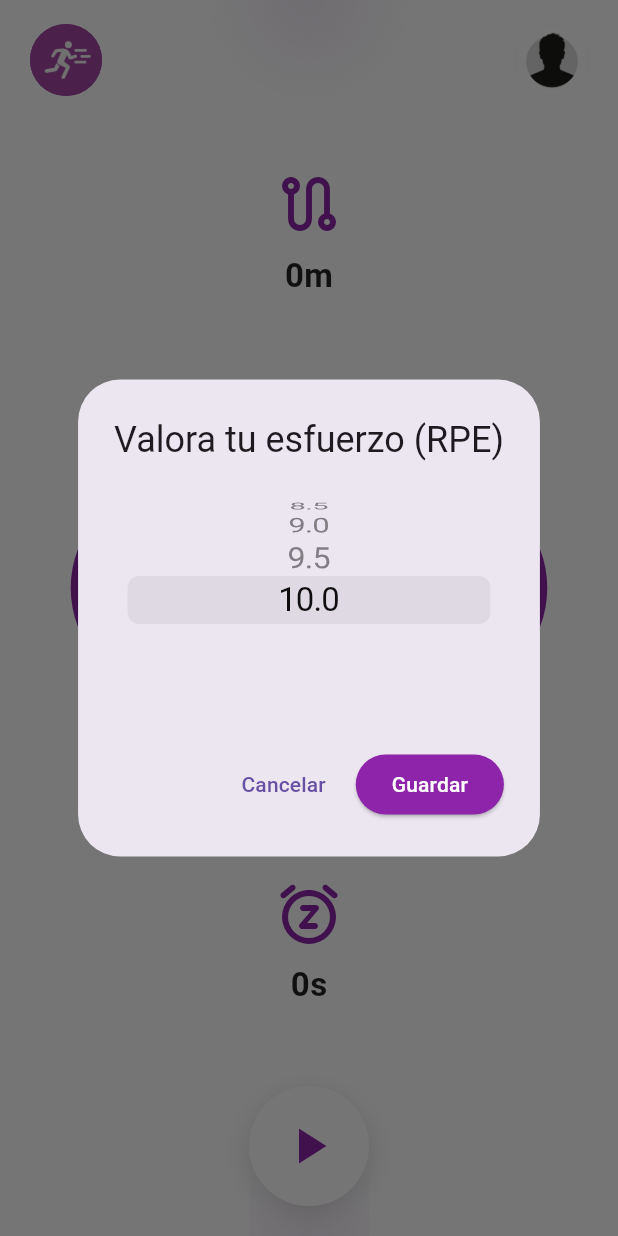
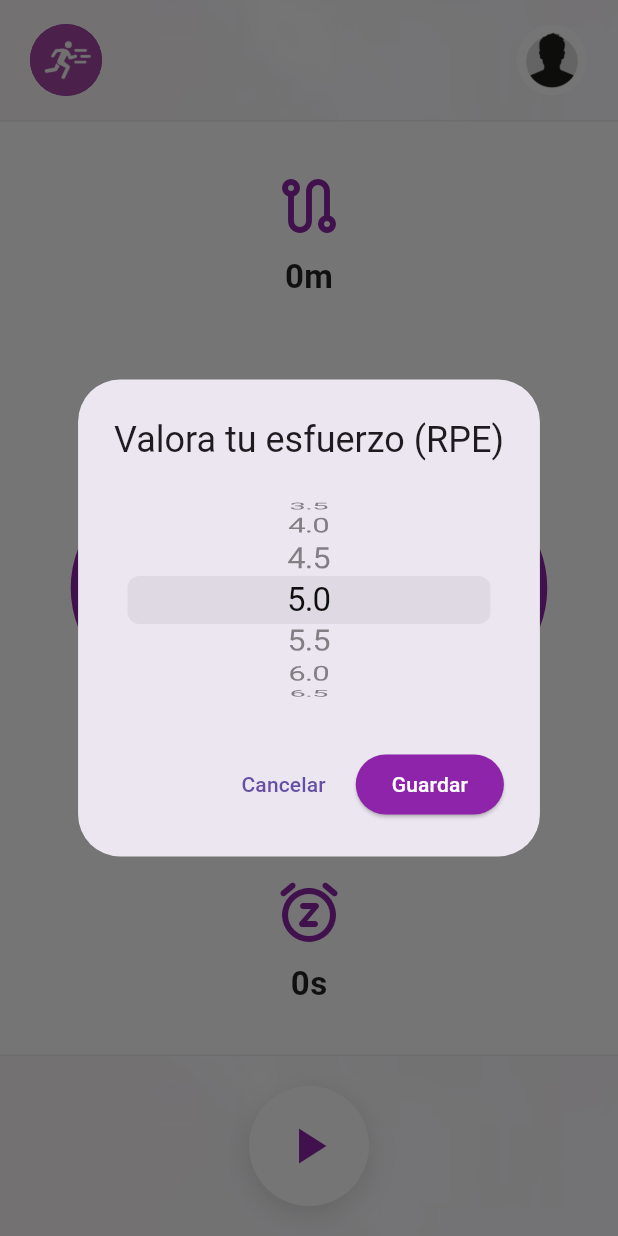
Before and after one commit to mariomenvel/running-laps, a Flutter app: the TrainingSessionView screen opened directly with empty values, after a tap on the "pause" icon, on a phone screen of 412 x 824 dp. Run offline on Flutter 3.47's test engine with Material 3 defaults, Android fonts, the phone set to English and light mode, and no system bars; our stand-ins replace cloud_firestore, firebase_auth, firebase_core; accounts and stored records are empty.

Commit message:
Cambios estéticos

```diff
--- a/lib/features/auth/views/auth_page.dart
+++ b/lib/features/auth/views/auth_page.dart
@@ -32,11 +32,29 @@ class _AuthPageState extends State<AuthPage> {
   // ===================================================================
 
   void _showError(Object e) {
-    final msg = e.toString();
+    final msg = _extractErrorMessage(e);
     if (!mounted) return;
     ScaffoldMessenger.of(
       context,
     ).showSnackBar(SnackBar(content: Text(msg), backgroundColor: Colors.red));
+  }
+
+  String _extractErrorMessage(Object e) {
+    // Si ya es un string, devolver tal cual
+    if (e is String) return e;
+
+    final s = e.toString();
+
+    // Intentar extraer el texto después de un prefijo tipo "Exception: " o "Error: "
+    final regex = RegExp(r'^(?:.*?:\s*)(.*)$');
+    final match = regex.firstMatch(s);
+    if (match != null && match.groupCount >= 1) {
+      final extracted = match.group(1);
+      if (extracted != null && extracted.isNotEmpty) return extracted;
+    }
+
+    // Si no se pudo extraer, devolver el toString() original
+    return s;
   }
 
   Future<void> _signIn() async {
@@ -46,9 +64,9 @@ class _AuthPageState extends State<AuthPage> {
       if (!mounted) return;
 
       // 1. Muestra la SnackBar PRIMERO
-      ScaffoldMessenger.of(context).showSnackBar(
-        const SnackBar(content: Text('Sesión iniciada')),
-      );
+      ScaffoldMessenger.of(
+        context,
+      ).showSnackBar(const SnackBar(content: Text('Sesión iniciada')));
 
       // 2. Navega a la nueva pantalla DESPUÉS
       Navigator.of(context).pushAndRemoveUntil(
@@ -69,9 +87,11 @@ class _AuthPageState extends State<AuthPage> {
       await _authCtrl.signUp();
       if (!mounted) return;
 
-      ScaffoldMessenger.of(
-        context,
-      ).showSnackBar(const SnackBar(content: Text('Cuenta creada con éxito. Inicia sesión.')));
+      ScaffoldMessenger.of(context).showSnackBar(
+        const SnackBar(
+          content: Text('Cuenta creada con éxito. Inicia sesión.'),
+        ),
+      );
 
       // No es necesario llamar a _toggleView() aquí, el Controller ya lo hace.
     } catch (e) {
@@ -116,23 +136,12 @@ class _AuthPageState extends State<AuthPage> {
           keyboardType: hintText.contains('Correo')
               ? TextInputType.emailAddress
               : TextInputType.text,
-          style: const TextStyle(
-            color: Colors.black,
-            fontSize: 16,
-          ),
+          style: const TextStyle(color: Colors.black, fontSize: 16),
           decoration: InputDecoration(
             hintText: hintText,
-            hintStyle: const TextStyle(
-              color: Colors.grey,
-              letterSpacing: 0.0,
-            ),
+            hintStyle: const TextStyle(color: Colors.grey, letterSpacing: 0.0),
             border: InputBorder.none,
-            contentPadding: const EdgeInsets.fromLTRB(
-              20,
-              20,
-              12,
-              7,
-            ),
+            contentPadding: const EdgeInsets.fromLTRB(20, 20, 12, 7),
           ),
         ),
       ),
@@ -164,7 +173,9 @@ class _AuthPageState extends State<AuthPage> {
             width: _fieldWidth,
             height: 60,
             child: OutlinedButton(
-              onPressed: isLoading ? null : onPressed, // Deshabilita si está cargando
+              onPressed: isLoading
+                  ? null
+                  : onPressed, // Deshabilita si está cargando
               style: OutlinedButton.styleFrom(
                 backgroundColor: _brandColor,
                 foregroundColor: Colors.white,
@@ -205,7 +216,10 @@ class _AuthPageState extends State<AuthPage> {
     return Column(
       children: [
         // CAMBIO: Usando los controladores del Controller
-        _buildTextField(controller: _authCtrl.emailCtrl, hintText: 'Correo electrónico'),
+        _buildTextField(
+          controller: _authCtrl.emailCtrl,
+          hintText: 'Correo electrónico',
+        ),
         const SizedBox(height: 16),
         _buildTextField(
           controller: _authCtrl.passCtrl,
@@ -213,16 +227,10 @@ class _AuthPageState extends State<AuthPage> {
           obscureText: true,
         ),
         const SizedBox(height: 20),
-        _buildButton(
-          text: 'INICIAR SESIÓN',
-          onPressed: _signIn,
-        ),
+        _buildButton(text: 'INICIAR SESIÓN', onPressed: _signIn),
         const SizedBox(height: 16),
         // CAMBIO: El botón de registro usa el mismo widget que ya gestiona la carga.
-        _buildButton(
-          text: 'REGISTRARSE',
-          onPressed: _toggleView,
-        ),
+        _buildButton(text: 'REGISTRARSE', onPressed: _toggleView),
       ],
     );
   }
@@ -237,7 +245,10 @@ class _AuthPageState extends State<AuthPage> {
           hintText: 'Nombre de usuario',
         ),
         const SizedBox(height: 16),
-        _buildTextField(controller: _authCtrl.emailCtrl, hintText: 'Correo electrónico'),
+        _buildTextField(
+          controller: _authCtrl.emailCtrl,
+          hintText: 'Correo electrónico',
+        ),
         const SizedBox(height: 16),
         _buildTextField(
           controller: _authCtrl.passCtrl,
@@ -251,10 +262,7 @@ class _AuthPageState extends State<AuthPage> {
           obscureText: true,
         ),
         const SizedBox(height: 32),
-        _buildButton(
-          text: 'REGISTRARSE',
-          onPressed: _signUp,
-        ),
+        _buildButton(text: 'REGISTRARSE', onPressed: _signUp),
         const SizedBox(height: 16),
         // CAMBIO: Este TextButton solo usa la carga para deshabilitarse (si está cargando, el onPressed es null)
         ValueListenableBuilder<bool>(
@@ -264,7 +272,10 @@ class _AuthPageState extends State<AuthPage> {
               onPressed: isLoading ? null : _toggleView,
               child: const Text(
                 '¿Ya tienes cuenta? Iniciar sesión',
-                style: TextStyle(color: _brandColor, fontWeight: FontWeight.bold),
+                style: TextStyle(
+                  color: _brandColor,
+                  fontWeight: FontWeight.bold,
+                ),
               ),
             );
           },
@@ -314,7 +325,9 @@ class _AuthPageState extends State<AuthPage> {
                   return AnimatedSwitcher(
                     duration: const Duration(milliseconds: 300),
                     key: ValueKey<bool>(isLoginView),
-                    child: isLoginView ? _buildLoginForm() : _buildRegisterForm(),
+                    child: isLoginView
+                        ? _buildLoginForm()
+                        : _buildRegisterForm(),
                   );
                 },
               ),
--- a/lib/features/training/views/training_session_view.dart
+++ b/lib/features/training/views/training_session_view.dart
@@ -33,8 +33,9 @@ class _TrainingSessionViewState extends State<TrainingSessionView> {
 
   // --- Colores ---
   static const Color _brandPurple = Color(0xFF8E24AA);
-  // ¡COLOR DEL GRADIENTE ACTUALIZADO! (Un poco más visible)
-  static const Color _bgGradientColor = Color(0xFFF5EEF8);
+  // --- MODIFICADO (1 de 4) ---
+  // Se iguala al color de TrainingStartView
+  static const Color _bgGradientColor = Color(0xFFF9F5FB);
 
   @override
   void initState() {
@@ -153,46 +154,51 @@ class _TrainingSessionViewState extends State<TrainingSessionView> {
     );
   }
 
+  // --- MODIFICADO (2 de 4) ---
   Widget _buildHeader() {
     return Container(
-      // ¡GRADIENTE ACTUALIZADO!
+      // ¡GRADIENTE Y FONDO ACTUALIZADOS!
       decoration: BoxDecoration(
         gradient: RadialGradient(
           center: Alignment.topCenter,
-          radius: 1.0, // Ajustado para un brillo más concentrado
+          radius: 1.2, // Ajustado para coincidir
           colors: [_bgGradientColor, Colors.white],
-          stops: [0.0, 0.9], // Se difumina al 90% del radio
+          stops: [0.0, 1.0], // Ajustado para coincidir
+        ),
+        // Añadido para coincidir
+        image: DecorationImage(
+          image: AssetImage('assets/images/fondo.png'), // Ruta de tu imagen
+          fit: BoxFit.cover, // Ajusta la imagen para cubrir
         ),
       ),
-      child: Padding(
-        padding: const EdgeInsets.symmetric(horizontal: 20.0, vertical: 16.0),
+      // Añadida Column y línea divisoria para coincidir
+      child: Column(
+        children: [
+          Padding(
+            padding: const EdgeInsets.symmetric(
+              horizontal: 20.0,
+              vertical: 16.0,
+            ),
             child: Row(
               mainAxisAlignment: MainAxisAlignment.spaceBetween,
               children: [
                 CircleAvatar(
                   radius: 24.0,
-              backgroundColor:
-                  _brandPurple, // Este será el color si la imagen falla o tiene transparencia
-              // 💡 SOLUCIÓN CLAVE: Usar backgroundImage para que la imagen rellene el círculo
+                  backgroundColor: _brandPurple,
                   backgroundImage: const AssetImage('assets/images/logo.png'),
-
-              // **IMPORTANTE:** Cuando usas backgroundImage, ya NO necesitas un 'child' con Image.asset
-              // ni propiedades como 'width', 'height', 'fit', o 'color' para la imagen.
-              // El CircleAvatar se encarga de recortar y ajustar la imagen para rellenar.
-
-              // Si tu logo tiene un fondo transparente y quieres que el fondo del CircleAvatar
-              // se vea (como el morado), 'backgroundImage' superpondrá la imagen.
-              // El 'backgroundColor' actuará como un respaldo o un tinte si la imagen no tiene fondo.
                 ),
                 CircleAvatar(
-              // <-- Se quitó el 'const'
                   radius: 24.0,
                   backgroundImage: AssetImage(
                     'assets/images/icono_defecto.jpg',
-              ), // <-- Solución
+                  ),
                 ),
               ],
             ),
+          ),
+          // Línea divisoria añadida
+          Container(height: 1.0, color: Colors.grey.shade200),
+        ],
       ),
     );
   }
@@ -257,18 +263,29 @@ class _TrainingSessionViewState extends State<TrainingSessionView> {
     );
   }
 
+  // --- MODIFICADO (3 de 4) ---
   Widget _buildFooter() {
     return Container(
-      // ¡GRADIENTE ACTUALIZADO!
+      // ¡GRADIENTE Y FONDO ACTUALIZADOS!
       decoration: BoxDecoration(
         gradient: RadialGradient(
           center: Alignment.bottomCenter,
-          radius: 1.0, // Ajustado para un brillo más concentrado
+          radius: 1.2, // Ajustado para coincidir
           colors: [_bgGradientColor, Colors.white],
-          stops: [0.0, 0.9], // Se difumina al 90% del radio
+          stops: [0.0, 1.0], // Ajustado para coincidir
+        ),
+        // Añadido para coincidir
+        image: DecorationImage(
+          image: AssetImage('assets/images/fondo.png'), // Ruta de tu imagen
+          fit: BoxFit.cover, // Ajusta la imagen para cubrir
         ),
       ),
-      child: Padding(
+      // Añadida Column y línea divisoria para coincidir
+      child: Column(
+        children: [
+          // Línea divisoria añadida
+          Container(height: 1.0, color: Colors.grey.shade200),
+          Padding(
             padding: const EdgeInsets.symmetric(vertical: 20.0),
             child: GestureDetector(
               onTap: _isRunning
@@ -296,6 +313,8 @@ class _TrainingSessionViewState extends State<TrainingSessionView> {
               ),
             ),
           ),
+        ],
+      ),
     );
   }
 
@@ -303,11 +322,16 @@ class _TrainingSessionViewState extends State<TrainingSessionView> {
   // Diálogo de RPE (La "Ruleta")
   // ===================================================================
 
+  // --- MODIFICADO (4 de 4) ---
+  // Se ha corregido el generador de la lista del CupertinoPicker
+  // para que tenga 19 items (de 1.0 a 10.0, en pasos de 0.5)
+  // y se ha ajustado el cálculo del _rpeSeleccionado.
   void _showRpePicker() {
     // Guarda el RPE actual por si el usuario cancela
     final double rpeInicial = _rpeSeleccionado;
     // Calcula el índice inicial para la ruleta
-    final int initialItemIndex = ((_rpeSeleccionado - 1.0) * 10).round();
+    // (1.0 -> índice 0), (1.5 -> índice 1), (10.0 -> índice 18)
+    final int initialItemIndex = ((_rpeSeleccionado - 1.0) * 2).round();
 
     showDialog(
       context: context,
@@ -324,13 +348,13 @@ class _TrainingSessionViewState extends State<TrainingSessionView> {
               ),
               onSelectedItemChanged: (int index) {
                 // index 0 -> 1.0
-                // index 1 -> 1.1
+                // index 1 -> 1.5
                 // ...
-                // index 90 -> 10.0
+                // index 18 -> 10.0
                 _rpeSeleccionado = (index * 0.5) + 1.0;
               },
               children: List.generate(19, (index) {
-                // 19 items: de 1.0 (índice 0) a 10.0 (índice 90)
+                // 19 items: 1.0, 1.5 ... 10.0
                 final value = (index * 0.5) + 1.0;
                 return Center(
                   child: Text(
@@ -353,9 +377,9 @@ class _TrainingSessionViewState extends State<TrainingSessionView> {
             ElevatedButton(
               style: ElevatedButton.styleFrom(
                 backgroundColor: _brandPurple, // Color de fondo
-                foregroundColor: Colors.white, // <-- ¡ESTA ES LA LÍNEA MÁGICA!
+                foregroundColor: Colors.white, // Color del texto
               ),
-              child: const Text('Guardar'), // <-- Ya no necesita el estilo aquí
+              child: const Text('Guardar'),
               onPressed: () {
                 // Guarda la serie y sale
                 _handleSave();
--- a/lib/features/training/views/training_start_view.dart
+++ b/lib/features/training/views/training_start_view.dart
@@ -161,7 +161,11 @@ class _TrainingStartViewState extends State<TrainingStartView> {
             onPressed: () => Navigator.of(ctx).pop(),
           ),
           ElevatedButton(
-            style: ElevatedButton.styleFrom(backgroundColor: _brandPurple),
+            style: ElevatedButton.styleFrom(
+              backgroundColor: _brandPurple,
+              foregroundColor: Colors.white,
+            ),
+
             child: const Text('Guardar'),
             onPressed: () {
               final String trainingName = _trainingNameController.text;
```
Also changed, not shown: lib/features/auth/viewmodels/auth_controller.dart (+4 -8 lines), pubspec.lock. Lines whose indentation alone changed are shown as unchanged.
